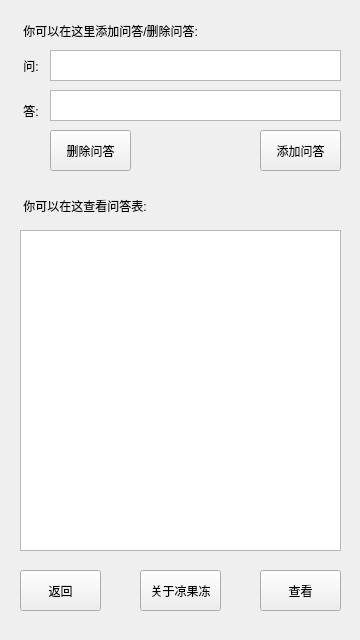
The window that 0_1_6/setform.ui (Fydui/AI-L-jelly) describes before a commit, drawn with Qt 5.
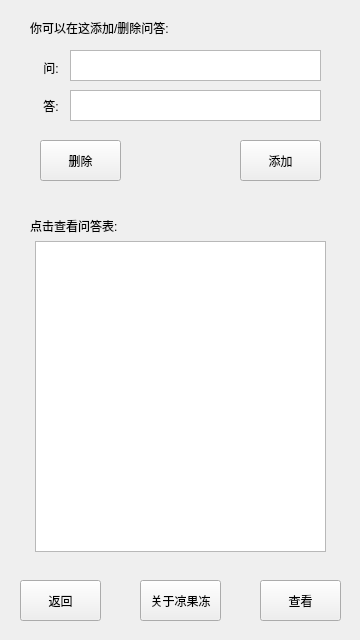
The same window after the commit. Icons and pictures are not drawn.

```diff
--- a/0_1_6/setform.ui
+++ b/0_1_6/setform.ui
@@ -17,32 +17,29 @@
    <iconset resource="resource.qrc">
     <normaloff>:/new/photo/Resource/ico.png</normaloff>:/new/photo/Resource/ico.png</iconset>
   </property>
-  <property name="styleSheet">
-   <string notr="true">font: 11pt &quot;Adobe Arabic&quot;;</string>
-  </property>
   <widget class="QLabel" name="label">
    <property name="geometry">
     <rect>
-     <x>20</x>
+     <x>30</x>
      <y>20</y>
-     <width>241</width>
-     <height>21</height>
+     <width>201</width>
+     <height>16</height>
     </rect>
    </property>
    <property name="styleSheet">
     <string notr="true">font: 12pt &quot;Adobe Arabic&quot;;</string>
    </property>
    <property name="text">
-    <string> 你可以在这里添加问答/删除问答:</string>
+    <string>你可以在这添加/删除问答:</string>
    </property>
   </widget>
   <widget class="QLabel" name="label_2">
    <property name="geometry">
     <rect>
-     <x>20</x>
-     <y>56</y>
+     <x>40</x>
+     <y>52</y>
      <width>31</width>
-     <height>20</height>
+     <height>31</height>
     </rect>
    </property>
    <property name="styleSheet">
@@ -55,10 +52,10 @@
   <widget class="QLabel" name="label_3">
    <property name="geometry">
     <rect>
-     <x>20</x>
-     <y>100</y>
+     <x>40</x>
+     <y>90</y>
      <width>31</width>
-     <height>21</height>
+     <height>31</height>
     </rect>
    </property>
    <property name="styleSheet">
@@ -68,60 +65,48 @@
     <string> 答:</string>
    </property>
   </widget>
+  <widget class="QTextEdit" name="textEdit">
+   <property name="geometry">
+    <rect>
+     <x>70</x>
+     <y>50</y>
+     <width>251</width>
+     <height>31</height>
+    </rect>
+   </property>
+  </widget>
+  <widget class="QTextEdit" name="textEdit_2">
+   <property name="geometry">
+    <rect>
+     <x>70</x>
+     <y>90</y>
+     <width>251</width>
+     <height>31</height>
+    </rect>
+   </property>
+  </widget>
   <widget class="QPushButton" name="pushButton">
    <property name="geometry">
     <rect>
-     <x>260</x>
-     <y>130</y>
+     <x>240</x>
+     <y>140</y>
      <width>81</width>
      <height>41</height>
     </rect>
    </property>
-   <property name="styleSheet">
-    <string notr="true">font: 9pt &quot;Adobe Arabic&quot;;</string>
-   </property>
    <property name="text">
-    <string>添加问答</string>
-   </property>
-  </widget>
-  <widget class="QLabel" name="label_4">
-   <property name="geometry">
-    <rect>
-     <x>20</x>
-     <y>190</y>
-     <width>191</width>
-     <height>31</height>
-    </rect>
-   </property>
-   <property name="styleSheet">
-    <string notr="true">font: 12pt &quot;Adobe Arabic&quot;;</string>
-   </property>
-   <property name="text">
-    <string> 你可以在这查看问答表:</string>
-   </property>
-  </widget>
-  <widget class="QTextBrowser" name="textBrowser_3">
-   <property name="geometry">
-    <rect>
-     <x>20</x>
-     <y>230</y>
-     <width>321</width>
-     <height>321</height>
-    </rect>
+    <string>添加</string>
    </property>
   </widget>
   <widget class="QPushButton" name="pushButton_2">
    <property name="geometry">
     <rect>
      <x>260</x>
-     <y>570</y>
+     <y>580</y>
      <width>81</width>
      <height>41</height>
     </rect>
    </property>
-   <property name="styleSheet">
-    <string notr="true">font: 9pt &quot;Adobe Arabic&quot;;</string>
-   </property>
    <property name="text">
     <string>查看</string>
    </property>
@@ -129,69 +114,66 @@
   <widget class="QPushButton" name="pushButton_3">
    <property name="geometry">
     <rect>
+     <x>20</x>
+     <y>580</y>
+     <width>81</width>
+     <height>41</height>
+    </rect>
+   </property>
+   <property name="text">
+    <string>返回</string>
+   </property>
+  </widget>
+  <widget class="QPushButton" name="pushButton_4">
+   <property name="geometry">
+    <rect>
      <x>140</x>
-     <y>570</y>
+     <y>580</y>
      <width>81</width>
      <height>41</height>
     </rect>
    </property>
-   <property name="styleSheet">
-    <string notr="true">font: 9pt &quot;Adobe Arabic&quot;;</string>
-   </property>
    <property name="text">
     <string>关于凉果冻</string>
    </property>
   </widget>
-  <widget class="QPushButton" name="pushButton_4">
-   <property name="geometry">
-    <rect>
-     <x>20</x>
-     <y>570</y>
-     <width>81</width>
-     <height>41</height>
-    </rect>
-   </property>
-   <property name="styleSheet">
-    <string notr="true">font: 9pt &quot;Adobe Arabic&quot;;</string>
-   </property>
-   <property name="text">
-    <string>返回</string>
-   </property>
-  </widget>
-  <widget class="QTextEdit" name="textEdit">
-   <property name="geometry">
-    <rect>
-     <x>50</x>
-     <y>50</y>
-     <width>291</width>
-     <height>31</height>
-    </rect>
-   </property>
-  </widget>
-  <widget class="QTextEdit" name="textEdit_2">
-   <property name="geometry">
-    <rect>
-     <x>50</x>
-     <y>90</y>
-     <width>291</width>
-     <height>31</height>
-    </rect>
-   </property>
-  </widget>
   <widget class="QPushButton" name="pushButton_5">
    <property name="geometry">
     <rect>
-     <x>50</x>
-     <y>130</y>
+     <x>40</x>
+     <y>140</y>
      <width>81</width>
      <height>41</height>
     </rect>
    </property>
+   <property name="text">
+    <string>删除</string>
+   </property>
+  </widget>
+  <widget class="QTextBrowser" name="textBrowser">
+   <property name="geometry">
+    <rect>
+     <x>35</x>
+     <y>241</y>
+     <width>291</width>
+     <height>311</height>
+    </rect>
+   </property>
+  </widget>
+  <widget class="QLabel" name="label_4">
+   <property name="geometry">
+    <rect>
+     <x>30</x>
+     <y>210</y>
+     <width>131</width>
+     <height>31</height>
+    </rect>
+   </property>
    <property name="styleSheet">
-    <string notr="true">font: 9pt &quot;Adobe Arabic&quot;;</string>
+    <string notr="true">font: 12pt &quot;Adobe Arabic&quot;;</string>
    </property>
    <property name="text">
-    <string>删除问答</string>
+    <string>点击查看问答表:</string>
    </property>
   </widget>
  </widget>
```
